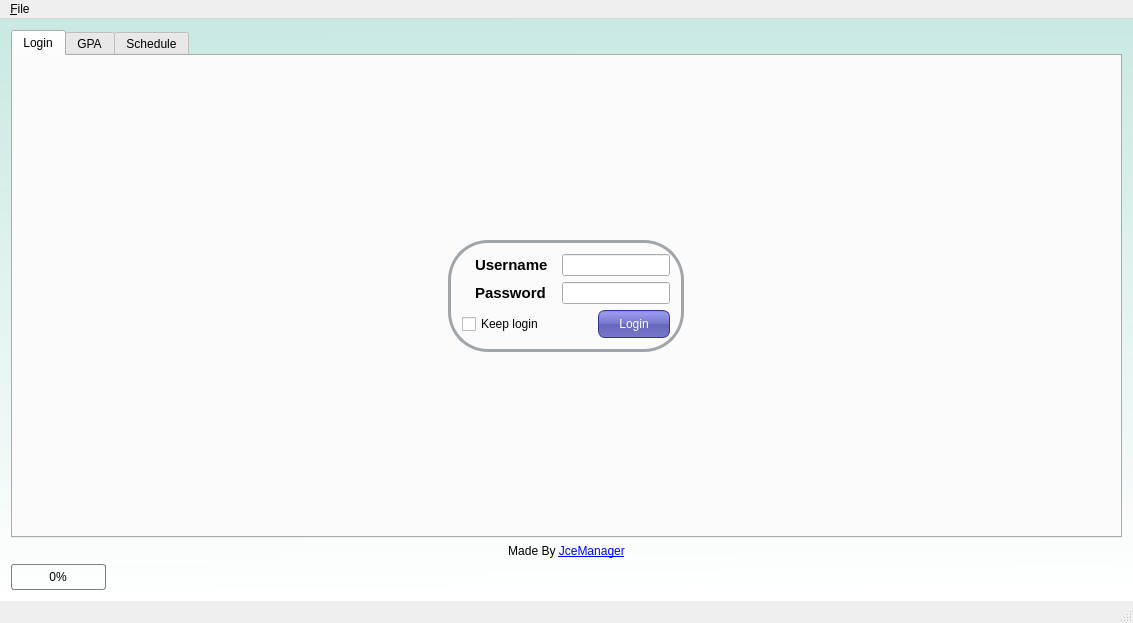
Above: main/mainscreen.ui from liranbg/JCEaverageCalculator before the change. Below: the same form after it.
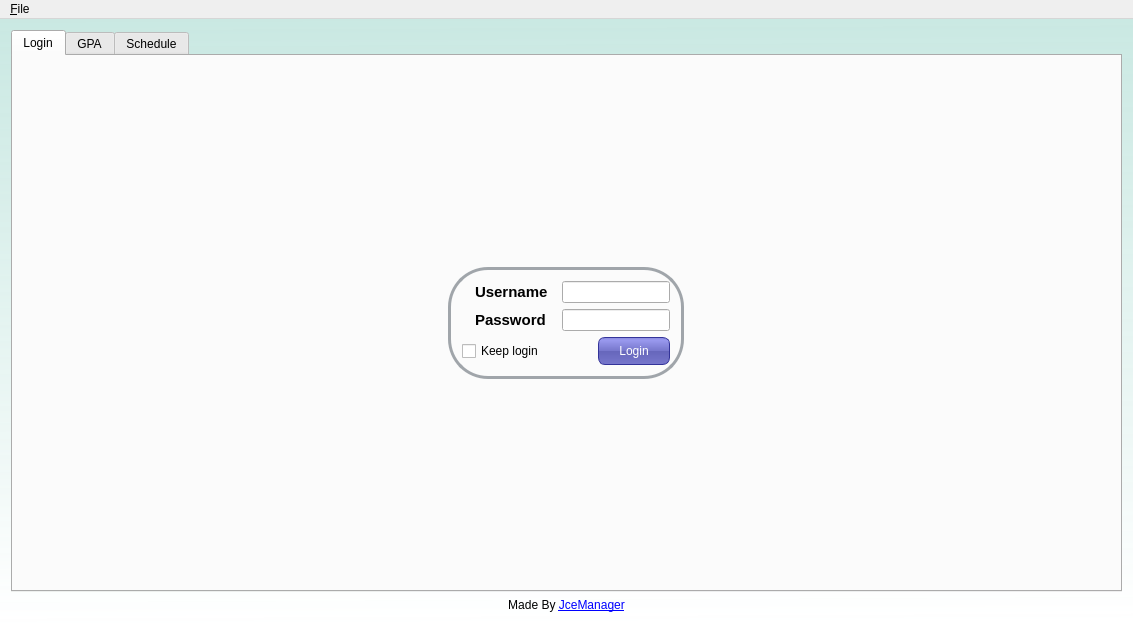
That is the form after the change. Icons and pictures are not drawn.

The edit to the form file:
```diff
--- a/main/mainscreen.ui
+++ b/main/mainscreen.ui
@@ -899,45 +899,6 @@
       </widget>
      </widget>
     </item>
-    <item row="2" column="0">
-     <widget class="QProgressBar" name="progressBar">
-      <property name="sizePolicy">
-       <sizepolicy hsizetype="Fixed" vsizetype="Minimum">
-        <horstretch>0</horstretch>
-        <verstretch>0</verstretch>
-       </sizepolicy>
-      </property>
-      <property name="styleSheet">
-       <string notr="true">#progressBar::horizontal {
-border: 1px solid gray;
-border-radius: 3px;
-background: transparent;
-padding: 1px;
-}
-#progressBar::chunk:horizontal {
-background: qlineargradient(x1: 0, y1: 0.5, x2: 1, y2: 0.5, stop: 0 green, stop: 1 white);
-}</string>
-      </property>
-      <property name="value">
-       <number>0</number>
-      </property>
-      <property name="alignment">
-       <set>Qt::AlignCenter</set>
-      </property>
-      <property name="textVisible">
-       <bool>true</bool>
-      </property>
-      <property name="orientation">
-       <enum>Qt::Horizontal</enum>
-      </property>
-      <property name="invertedAppearance">
-       <bool>false</bool>
-      </property>
-      <property name="textDirection">
-       <enum>QProgressBar::TopToBottom</enum>
-      </property>
-     </widget>
-    </item>
     <item row="1" column="0">
      <widget class="QLabel" name="labelMadeBy">
       <property name="text">
@@ -975,20 +936,6 @@
    </widget>
    <addaction name="menuA_about"/>
   </widget>
-  <widget class="QStatusBar" name="statusBar">
-   <property name="sizePolicy">
-    <sizepolicy hsizetype="Expanding" vsizetype="Expanding">
-     <horstretch>0</horstretch>
-     <verstretch>0</verstretch>
-    </sizepolicy>
-   </property>
-   <property name="maximumSize">
-    <size>
-     <width>16777215</width>
-     <height>50</height>
-    </size>
-   </property>
-  </widget>
   <action name="actionCredits">
    <property name="text">
     <string>Credits</string>
```
